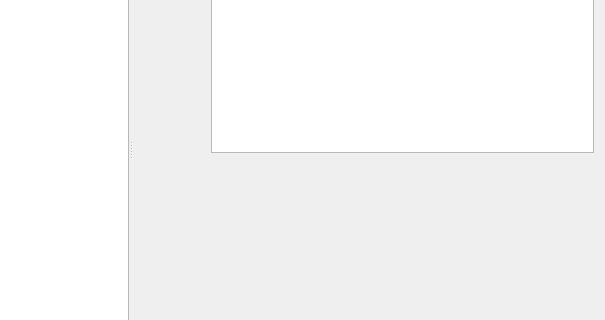
jassuncao/myparts, file src/dialogs/manufacturersdialog.ui: the form before one commit; both pictures show x 236 to 841 and y 106 to 426 of the 841 by 537 pixel window.
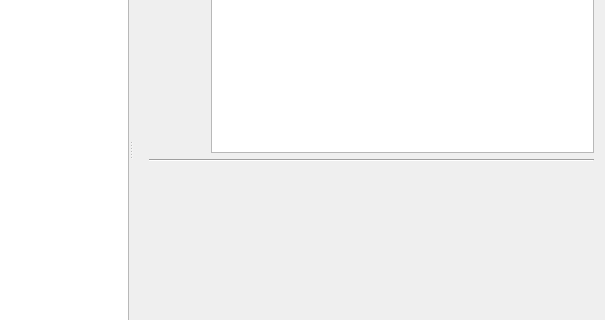
The form after the commit. Icons and pictures are not drawn. Custom widgets are drawn as their Qt base class.

Diff of the .ui file:
```diff
--- a/src/dialogs/manufacturersdialog.ui
+++ b/src/dialogs/manufacturersdialog.ui
@@ -75,7 +75,7 @@
        </item>
       </layout>
      </widget>
-     <widget class="QWidget" name="">
+     <widget class="QWidget" name="layoutWidget">
       <layout class="QVBoxLayout" name="verticalLayout_2">
        <property name="leftMargin">
         <number>16</number>
@@ -114,6 +114,13 @@
          </item>
         </layout>
        </item>
+       <item>
+        <widget class="Line" name="line">
+         <property name="orientation">
+          <enum>Qt::Horizontal</enum>
+         </property>
+        </widget>
+       </item>
        <item>
         <spacer name="verticalSpacer">
          <property name="orientation">
```
